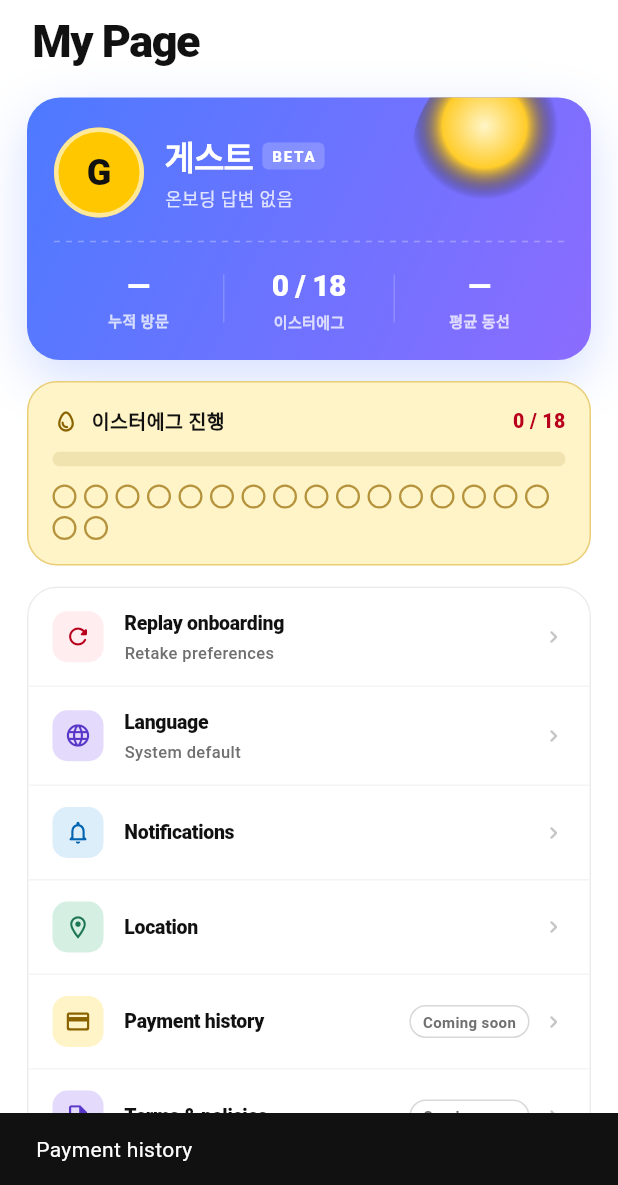
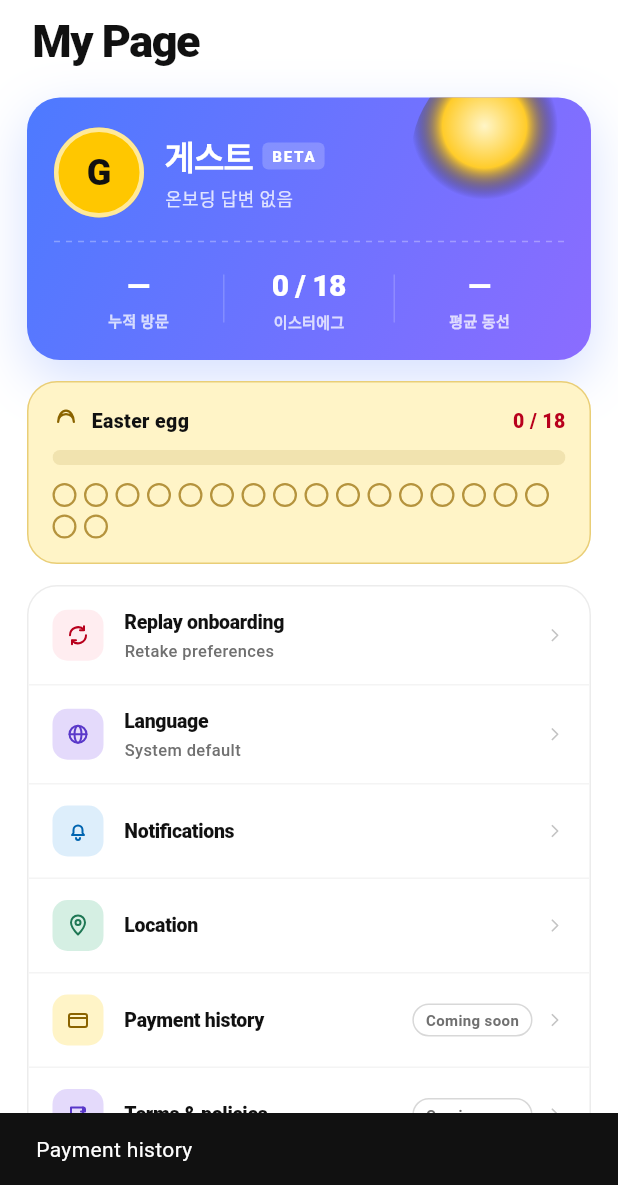
Before and after one commit to 202001381/retrace, a Flutter app: the MypageScreen screen opened directly, after a tap on "Payment history", on a phone screen of 412 x 824 dp, the part 51-1236 px from its top. Run offline on Flutter 3.47's test engine with Material 3 defaults, Android fonts, the phone set to English and light mode, and no system bars; our stand-ins replace cloud_firestore, firebase_core, flutter_map, geolocator, image_picker, latlong2 and 1 more; accounts and stored records are empty.

Commit message:
Mypage — replace icon chips with RetraceGlyph (design system line glyphs)
New widget `RetraceGlyph` reads the SVG paths from design_handoff_retrace
/ds-primitives.jsx and renders them with CustomPainter at 1.6/2.0 stroke,
matching the design's thin-line look. 13 names implemented (refresh, bell,
pin, card, scroll, info, sparkle, egg, language, chevron, clock, walk, gps,
search, check, plus).

Mypage settings card now uses the new chips:
  - 온보딩 다시하기 → refresh (ember)
  - 언어 → language (grape)
  - 알림 설정 → bell (azure)
  - 위치 정보 → pin (mint)
  - 결제 내역 → card (sun)
  - 약관 및 정책 → scroll (grape)
  - 앱 정보 → info (blush)
Plus the trailing chevron, egg-progress card icon, and feedback dashed
button's sparkle — all moved off Material Icons onto RetraceGlyph so the
mypage chrome matches the handoff PNGs exactly.

```diff
--- a/lib/screens/mypage/mypage_screen.dart
+++ b/lib/screens/mypage/mypage_screen.dart
@@ -7,6 +7,7 @@ import '../../services/easter_egg_service.dart';
 import '../../services/locale_service.dart';
 import '../../services/onboarding_service.dart';
 import '../../widgets/design/condition_pip.dart';
+import '../../widgets/design/retrace_glyph.dart';
 import 'app_info_screen.dart';
 import 'location_settings_screen.dart';
 import 'notification_settings_screen.dart';
@@ -205,7 +206,7 @@ class _MypageScreenState extends State<MypageScreen> {
               padding: const EdgeInsets.symmetric(horizontal: 18),
               child: _SettingsCard(rows: [
                 _SettingsRow(
-                  icon: Icons.refresh_rounded,
+                  glyph: 'refresh',
                   label: l.mypage_reset_onboarding,
                   sub: l.mypage_replay_onboarding_sub,
                   tint: _IconTint.red,
@@ -217,40 +218,40 @@ class _MypageScreenState extends State<MypageScreen> {
                         },
                 ),
                 _SettingsRow(
-                  icon: Icons.language_rounded,
+                  glyph: 'language',
                   label: l.mypage_language,
                   sub: _localeLabel(context),
                   tint: _IconTint.grape,
                   onTap: _showLanguageSheet,
                 ),
                 _SettingsRow(
-                  icon: Icons.notifications_none_rounded,
+                  glyph: 'bell',
                   label: l.mypage_notification,
                   tint: _IconTint.blue,
                   onTap: () => _push(const NotificationSettingsScreen()),
                 ),
                 _SettingsRow(
-                  icon: Icons.location_on_outlined,
+                  glyph: 'pin',
                   label: l.mypage_location,
                   tint: _IconTint.mint,
                   onTap: () => _push(const LocationSettingsScreen()),
                 ),
                 _SettingsRow(
-                  icon: Icons.credit_card_rounded,
+                  glyph: 'card',
                   label: l.mypage_settings_payment,
                   badge: l.mypage_coming_soon,
                   tint: _IconTint.yellow,
                   onTap: () => _snack(l.mypage_settings_payment),
                 ),
                 _SettingsRow(
-                  icon: Icons.description_outlined,
+                  glyph: 'scroll',
                   label: l.mypage_settings_terms,
                   badge: l.mypage_coming_soon,
                   tint: _IconTint.grape,
                   onTap: () => _snack(l.mypage_settings_terms),
                 ),
                 _SettingsRow(
-                  icon: Icons.info_outline_rounded,
+                  glyph: 'info',
                   label: l.mypage_app_info,
                   sub: 'v1.2.0 · build 0528',
                   tint: _IconTint.blush,
@@ -547,12 +548,11 @@ class _EggProgressCard extends StatelessWidget {
         children: [
           Row(
             children: [
-              const Icon(Icons.egg_outlined,
-                  size: 18, color: Color(0xFF8A6300)),
+              const RetraceGlyph(name: 'egg', size: 18, color: Color(0xFF8A6300), strokeWidth: 2),
               const SizedBox(width: 8),
-              const Text(
-                '이스터에그 진행',
-                style: TextStyle(
+              Text(
+                AppL10n.of(context)!.common_easter_egg,
+                style: const TextStyle(
                   fontSize: 13,
                   fontWeight: FontWeight.w800,
                   color: AppColors.ink900,
@@ -655,14 +655,14 @@ class _SettingsCard extends StatelessWidget {
 }
 
 class _SettingsRow extends StatelessWidget {
-  final IconData icon;
+  final String glyph;
   final String label;
   final String? sub;
   final String? badge;
   final _IconTint tint;
   final VoidCallback? onTap;
   const _SettingsRow({
-    required this.icon,
+    required this.glyph,
     required this.label,
     required this.tint,
     this.sub,
@@ -704,7 +704,7 @@ class _SettingsRow extends StatelessWidget {
                 color: c.bg,
                 borderRadius: BorderRadius.circular(10),
               ),
-              child: Icon(icon, size: 18, color: c.fg),
+              child: RetraceGlyph(name: glyph, size: 16, color: c.fg, strokeWidth: 2),
             ),
             const SizedBox(width: 14),
             Expanded(
@@ -753,8 +753,7 @@ class _SettingsRow extends StatelessWidget {
               ),
               const SizedBox(width: 8),
             ],
-            const Icon(Icons.chevron_right_rounded,
-                size: 16, color: AppColors.ink300),
+            const RetraceGlyph(name: 'chevron', size: 14, color: AppColors.ink300, strokeWidth: 2),
           ],
         ),
       ),
@@ -780,8 +779,7 @@ class _DashedButton extends StatelessWidget {
           child: Row(
             mainAxisAlignment: MainAxisAlignment.center,
             children: [
-              const Icon(Icons.auto_awesome_outlined,
-                  size: 14, color: AppColors.red),
+              const RetraceGlyph(name: 'sparkle', size: 14, color: AppColors.red, strokeWidth: 2),
               const SizedBox(width: 8),
               Text(
                 label,
--- /dev/null
+++ b/lib/widgets/design/retrace_glyph.dart
@@ -0,0 +1,273 @@
+import 'package:flutter/material.dart';
+
+/// Re-Trace 디자인 시스템 라인 글리프 — design_handoff_retrace/ds-primitives.jsx
+/// 의 SVG path 들을 그대로 CustomPainter 로 옮긴 것. Material Icons 대신 사용해
+/// 디자인의 얇은 stroke (1.6) 룩을 유지.
+///
+/// 사용:
+///   RetraceGlyph(name: 'bell', size: 16, color: AppColors.blueDeep)
+///
+/// 지원 이름: refresh, bell, pin, card, scroll, info, sparkle, egg,
+///   language, chevron, clock, walk, gps, search, check, plus, cloud
+///   (필요 시 _paint 에 case 추가)
+class RetraceGlyph extends StatelessWidget {
+  final String name;
+  final double size;
+  final Color color;
+  final double strokeWidth;
+
+  const RetraceGlyph({
+    super.key,
+    required this.name,
+    this.size = 20,
+    this.color = const Color(0xFF1F1F1F),
+    this.strokeWidth = 1.6,
+  });
+
+  @override
+  Widget build(BuildContext context) {
+    return SizedBox(
+      width: size,
+      height: size,
+      child: CustomPaint(
+        painter: _GlyphPainter(
+          name: name,
+          color: color,
+          strokeWidth: strokeWidth,
+        ),
+      ),
+    );
+  }
+}
+
+class _GlyphPainter extends CustomPainter {
+  final String name;
+  final Color color;
+  final double strokeWidth;
+
+  _GlyphPainter({
+    required this.name,
+    required this.color,
+    required this.strokeWidth,
+  });
+
+  @override
+  void paint(Canvas canvas, Size size) {
+    // 디자인의 viewBox 가 24x24 — 우리 size 에 맞춰 스케일.
+    final scale = size.width / 24.0;
+    canvas.save();
+    canvas.scale(scale, scale);
+
+    final paint = Paint()
+      ..color = color
+      ..style = PaintingStyle.stroke
+      ..strokeWidth = strokeWidth
+      ..strokeCap = StrokeCap.round
+      ..strokeJoin = StrokeJoin.round;
+
+    switch (name) {
+      case 'refresh':
+        // M4 12a8 8 0 0 1 14-5.3  + M20 12a8 8 0 0 1-14 5.3  + M18 3v4h-4  + M6 21v-4h4
+        final p = Path()
+          ..moveTo(4, 12)
+          ..arcToPoint(const Offset(18, 6.7),
+              radius: const Radius.circular(8), clockwise: true);
+        canvas.drawPath(p, paint);
+        final p2 = Path()
+          ..moveTo(20, 12)
+          ..arcToPoint(const Offset(6, 17.3),
+              radius: const Radius.circular(8), clockwise: true);
+        canvas.drawPath(p2, paint);
+        canvas.drawPath(
+            Path()
+              ..moveTo(18, 3)
+              ..lineTo(18, 7)
+              ..lineTo(14, 7),
+            paint);
+        canvas.drawPath(
+            Path()
+              ..moveTo(6, 21)
+              ..lineTo(6, 17)
+              ..lineTo(10, 17),
+            paint);
+        break;
+
+      case 'bell':
+        // M6 16h12l-1.5-2V11a4.5 4.5 0 1 0-9 0v3L6 16Z + clapper
+        final body = Path()
+          ..moveTo(6, 16)
+          ..lineTo(18, 16)
+          ..lineTo(16.5, 14)
+          ..lineTo(16.5, 11)
+          ..arcToPoint(const Offset(7.5, 11),
+              radius: const Radius.circular(4.5), clockwise: false)
+          ..lineTo(7.5, 14)
+          ..close();
+        canvas.drawPath(body, paint);
+        canvas.drawPath(
+            Path()
+              ..moveTo(10, 19)
+              ..arcToPoint(const Offset(14, 19),
+                  radius: const Radius.circular(2), clockwise: false),
+            paint);
+        break;
+
+      case 'pin':
+        // M12 21s7-7 7-12a7 7 0 1 0-14 0c0 5 7 12 7 12Z + circle r=2.5
+        final outer = Path()
+          ..moveTo(12, 21)
+          ..cubicTo(12, 21, 19, 14, 19, 9)
+          ..arcToPoint(const Offset(5, 9),
+              radius: const Radius.circular(7), clockwise: false)
+          ..cubicTo(5, 14, 12, 21, 12, 21)
+          ..close();
+        canvas.drawPath(outer, paint);
+        canvas.drawCircle(const Offset(12, 9), 2.5, paint);
+        break;
+
+      case 'card':
+        // rect(x=3,y=6,w=18,h=13,rx=2) + M3 10h18
+        canvas.drawRRect(
+            RRect.fromRectAndRadius(
+                const Rect.fromLTWH(3, 6, 18, 13), const Radius.circular(2)),
+            paint);
+        canvas.drawLine(const Offset(3, 10), const Offset(21, 10), paint);
+        break;
+
+      case 'scroll':
+        // M5 5h12v14H7a2 2 0 0 1-2-2V5Z + M17 5a2 2 0 0 1 2 2v2h-4
+        final scroll = Path()
+          ..moveTo(5, 5)
+          ..lineTo(17, 5)
+          ..lineTo(17, 19)
+          ..lineTo(7, 19)
+          ..arcToPoint(const Offset(5, 17),
+              radius: const Radius.circular(2), clockwise: true)
+          ..close();
+        canvas.drawPath(scroll, paint);
+        canvas.drawPath(
+            Path()
+              ..moveTo(17, 5)
+              ..arcToPoint(const Offset(19, 7),
+                  radius: const Radius.circular(2), clockwise: true)
+              ..lineTo(19, 9)
+              ..lineTo(15, 9),
+            paint);
+        break;
+
+      case 'info':
+        canvas.drawCircle(const Offset(12, 12), 8.5, paint);
+        canvas.drawLine(const Offset(12, 10), const Offset(12, 16), paint);
+        // 점 (i 의 dot) — 짧은 stroke
+        canvas.drawLine(const Offset(12, 7.5), const Offset(12, 8), paint);
+        break;
+
+      case 'sparkle':
+        // 십자 + 대각선
+        canvas.drawLine(const Offset(12, 4), const Offset(12, 10), paint);
+        canvas.drawLine(const Offset(12, 14), const Offset(12, 20), paint);
+        canvas.drawLine(const Offset(4, 12), const Offset(10, 12), paint);
+        canvas.drawLine(const Offset(14, 12), const Offset(20, 12), paint);
+        canvas.drawLine(const Offset(7, 7), const Offset(10, 10), paint);
+        canvas.drawLine(const Offset(14, 14), const Offset(17, 17), paint);
+        canvas.drawLine(const Offset(17, 7), const Offset(14, 10), paint);
+        canvas.drawLine(const Offset(10, 14), const Offset(7, 17), paint);
+        break;
+
+      case 'egg':
+        final egg = Path()
+          ..moveTo(12, 3)
+          ..cubicTo(16, 3, 19, 8, 19, 13)
+          ..arcToPoint(const Offset(5, 13),
+              radius: const Radius.circular(7), clockwise: false)
+          ..cubicTo(5, 8, 8, 3, 12, 3)
+          ..close();
+        canvas.drawPath(egg, paint);
+        break;
+
+      case 'language':
+        // globe — 원 + 위경도 곡선
+        canvas.drawCircle(const Offset(12, 12), 8.5, paint);
+        canvas.drawLine(const Offset(3.5, 12), const Offset(20.5, 12), paint);
+        // 세로 타원 (적도 곡선)
+        canvas.drawOval(
+            const Rect.fromLTWH(8.5, 3.5, 7, 17), paint);
+        break;
+
+      case 'chevron':
+        canvas.drawPath(
+            Path()
+              ..moveTo(9, 6)
+              ..lineTo(15, 12)
+              ..lineTo(9, 18),
+            paint);
+        break;
+
+      case 'clock':
+        canvas.drawCircle(const Offset(12, 12), 8.5, paint);
+        canvas.drawPath(
+            Path()
+              ..moveTo(12, 7.5)
+              ..lineTo(12, 12)
+              ..lineTo(15, 14),
+            paint);
+        break;
+
+      case 'check':
+        canvas.drawPath(
+            Path()
+              ..moveTo(5, 12)
+              ..lineTo(9.5, 16.5)
+              ..lineTo(19, 7.5),
+            paint);
+        break;
+
+      case 'plus':
+        canvas.drawLine(const Offset(12, 5), const Offset(12, 19), paint);
+        canvas.drawLine(const Offset(5, 12), const Offset(19, 12), paint);
+        break;
+
+      case 'walk':
+        canvas.drawCircle(const Offset(13, 4.5), 1.7, paint);
+        canvas.drawPath(
+            Path()
+              ..moveTo(10, 21)
+              ..lineTo(12.5, 15)
+              ..lineTo(15, 18)
+              ..lineTo(18, 16),
+            paint);
+        canvas.drawPath(
+            Path()
+              ..moveTo(7, 13)
+              ..lineTo(10, 9)
+              ..lineTo(13, 12)
+              ..lineTo(13, 15),
+            paint);
+        break;
+
+      case 'gps':
+        canvas.drawCircle(const Offset(12, 12), 3, paint);
+        canvas.drawCircle(const Offset(12, 12), 8, paint);
+        canvas.drawLine(const Offset(12, 2), const Offset(12, 5), paint);
+        canvas.drawLine(const Offset(12, 19), const Offset(12, 22), paint);
+        canvas.drawLine(const Offset(2, 12), const Offset(5, 12), paint);
+        canvas.drawLine(const Offset(19, 12), const Offset(22, 12), paint);
+        break;
+
+      case 'search':
+        canvas.drawCircle(const Offset(11, 11), 6.5, paint);
+        canvas.drawLine(const Offset(16, 16), const Offset(20.5, 20.5), paint);
+        break;
+
+      default:
+        // 미정의 이름 — 빈 박스 (디버그 용).
+        break;
+    }
+
+    canvas.restore();
+  }
+
+  @override
+  bool shouldRepaint(_GlyphPainter old) =>
+      old.name != name || old.color != color || old.strokeWidth != strokeWidth;
+}
```
